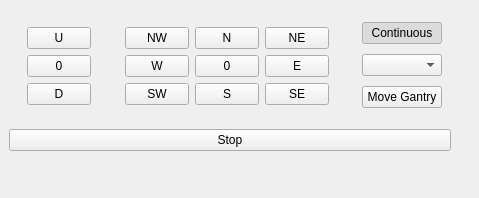
The window that Resources/jog.ui (mlampert/Machinekit-Workbench) describes before a commit, drawn with Qt 5.
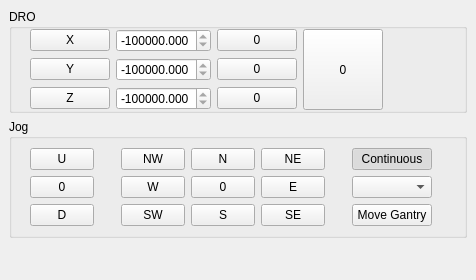
The same window after the commit.

```diff
--- a/Resources/jog.ui
+++ b/Resources/jog.ui
@@ -6,8 +6,8 @@
    <rect>
     <x>0</x>
     <y>0</y>
-    <width>479</width>
-    <height>198</height>
+    <width>476</width>
+    <height>280</height>
    </rect>
   </property>
   <property name="windowTitle">
@@ -15,16 +15,315 @@
   </property>
   <widget class="QWidget" name="dockWidgetContents">
    <layout class="QGridLayout" name="gridLayout_3">
+    <item row="3" column="0">
+     <spacer name="verticalSpacer">
+      <property name="orientation">
+       <enum>Qt::Vertical</enum>
+      </property>
+      <property name="sizeHint" stdset="0">
+       <size>
+        <width>20</width>
+        <height>40</height>
+       </size>
+      </property>
+     </spacer>
+    </item>
     <item row="0" column="0">
-     <widget class="QWidget" name="widget_3" native="true">
+     <widget class="QGroupBox" name="groupBox_2">
       <property name="sizePolicy">
-       <sizepolicy hsizetype="Fixed" vsizetype="Preferred">
+       <sizepolicy hsizetype="Minimum" vsizetype="Preferred">
         <horstretch>0</horstretch>
         <verstretch>0</verstretch>
        </sizepolicy>
       </property>
-      <layout class="QGridLayout" name="gridLayout_2">
+      <property name="title">
+       <string>DRO</string>
+      </property>
+      <property name="flat">
+       <bool>true</bool>
+      </property>
+      <layout class="QHBoxLayout" name="horizontalLayout">
+       <property name="topMargin">
+        <number>0</number>
+       </property>
+       <property name="bottomMargin">
+        <number>0</number>
+       </property>
+       <item>
+        <widget class="QWidget" name="widget_3" native="true">
+         <layout class="QGridLayout" name="gridLayout_5">
+          <property name="topMargin">
+           <number>0</number>
+          </property>
+          <property name="rightMargin">
+           <number>0</number>
+          </property>
+          <property name="bottomMargin">
+           <number>0</number>
+          </property>
+          <property name="verticalSpacing">
+           <number>6</number>
+          </property>
+          <item row="0" column="0">
+           <widget class="QPushButton" name="setX">
+            <property name="sizePolicy">
+             <sizepolicy hsizetype="Fixed" vsizetype="Fixed">
+              <horstretch>0</horstretch>
+              <verstretch>0</verstretch>
+             </sizepolicy>
+            </property>
+            <property name="font">
+             <font>
+              <pointsize>9</pointsize>
+             </font>
+            </property>
+            <property name="text">
+             <string>X</string>
+            </property>
+           </widget>
+          </item>
+          <item row="0" column="1">
+           <widget class="QDoubleSpinBox" name="posX">
+            <property name="font">
+             <font>
+              <pointsize>9</pointsize>
+             </font>
+            </property>
+            <property name="decimals">
+             <number>3</number>
+            </property>
+            <property name="minimum">
+             <double>-999999.998999999952503</double>
+            </property>
+            <property name="maximum">
+             <double>-999999.998999999952503</double>
+            </property>
+           </widget>
+          </item>
+          <item row="0" column="2">
+           <widget class="QPushButton" name="setX0">
+            <property name="sizePolicy">
+             <sizepolicy hsizetype="Preferred" vsizetype="Fixed">
+              <horstretch>0</horstretch>
+              <verstretch>0</verstretch>
+             </sizepolicy>
+            </property>
+            <property name="font">
+             <font>
+              <pointsize>9</pointsize>
+             </font>
+            </property>
+            <property name="text">
+             <string>0</string>
+            </property>
+           </widget>
+          </item>
+          <item row="1" column="0">
+           <widget class="QPushButton" name="setY">
+            <property name="sizePolicy">
+             <sizepolicy hsizetype="Fixed" vsizetype="Fixed">
+              <horstretch>0</horstretch>
+              <verstretch>0</verstretch>
+             </sizepolicy>
+            </property>
+            <property name="font">
+             <font>
+              <pointsize>9</pointsize>
+             </font>
+            </property>
+            <property name="text">
+             <string>Y</string>
+            </property>
+           </widget>
+          </item>
+          <item row="1" column="1">
+           <widget class="QDoubleSpinBox" name="posY">
+            <property name="font">
+             <font>
+              <pointsize>9</pointsize>
+             </font>
+            </property>
+            <property name="decimals">
+             <number>3</number>
+            </property>
+            <property name="minimum">
+             <double>-999999.998999999952503</double>
+            </property>
+            <property name="maximum">
+             <double>-999999.998999999952503</double>
+            </property>
+           </widget>
+          </item>
+          <item row="1" column="2">
+           <widget class="QPushButton" name="setY0">
+            <property name="sizePolicy">
+             <sizepolicy hsizetype="Preferred" vsizetype="Fixed">
+              <horstretch>0</horstretch>
+              <verstretch>0</verstretch>
+             </sizepolicy>
+            </property>
+            <property name="font">
+             <font>
+              <pointsize>9</pointsize>
+             </font>
+            </property>
+            <property name="text">
+             <string>0</string>
+            </property>
+           </widget>
+          </item>
+          <item row="2" column="0">
+           <widget class="QPushButton" name="setZ">
+            <property name="sizePolicy">
+             <sizepolicy hsizetype="Fixed" vsizetype="Fixed">
+              <horstretch>0</horstretch>
+              <verstretch>0</verstretch>
+             </sizepolicy>
+            </property>
+            <property name="font">
+             <font>
+              <pointsize>9</pointsize>
+             </font>
+            </property>
+            <property name="text">
+             <string>Z</string>
+            </property>
+           </widget>
+          </item>
+          <item row="2" column="1">
+           <widget class="QDoubleSpinBox" name="posZ">
+            <property name="font">
+             <font>
+              <pointsize>9</pointsize>
+             </font>
+            </property>
+            <property name="decimals">
+             <number>3</number>
+            </property>
+            <property name="minimum">
+             <double>-999999.998999999952503</double>
+            </property>
+            <property name="maximum">
+             <double>-999999.998999999952503</double>
+            </property>
+           </widget>
+          </item>
+          <item row="2" column="2">
+           <widget class="QPushButton" name="setZ0">
+            <property name="sizePolicy">
+             <sizepolicy hsizetype="Preferred" vsizetype="Fixed">
+              <horstretch>0</horstretch>
+              <verstretch>0</verstretch>
+             </sizepolicy>
+            </property>
+            <property name="font">
+             <font>
+              <pointsize>9</pointsize>
+             </font>
+            </property>
+            <property name="text">
+             <string>0</string>
+            </property>
+           </widget>
+          </item>
+         </layout>
+        </widget>
+       </item>
+       <item>
+        <widget class="QWidget" name="widget_5" native="true">
+         <layout class="QVBoxLayout" name="verticalLayout_3">
+          <property name="spacing">
+           <number>0</number>
+          </property>
+          <property name="margin">
+           <number>0</number>
+          </property>
+          <item>
+           <widget class="QPushButton" name="setXYZ0">
+            <property name="sizePolicy">
+             <sizepolicy hsizetype="Minimum" vsizetype="Expanding">
+              <horstretch>0</horstretch>
+              <verstretch>0</verstretch>
+             </sizepolicy>
+            </property>
+            <property name="text">
+             <string>0</string>
+            </property>
+           </widget>
+          </item>
+         </layout>
+        </widget>
+       </item>
+       <item>
+        <spacer name="horizontalSpacer_3">
+         <property name="orientation">
+          <enum>Qt::Horizontal</enum>
+         </property>
+         <property name="sizeHint" stdset="0">
+          <size>
+           <width>40</width>
+           <height>20</height>
+          </size>
+         </property>
+        </spacer>
+       </item>
+      </layout>
+     </widget>
+    </item>
+    <item row="1" column="0">
+     <widget class="QGroupBox" name="groupBox">
+      <property name="title">
+       <string>Jog</string>
+      </property>
+      <property name="flat">
+       <bool>true</bool>
+      </property>
+      <property name="checkable">
+       <bool>false</bool>
+      </property>
+      <layout class="QGridLayout" name="gridLayout_4">
+       <property name="topMargin">
+        <number>0</number>
+       </property>
+       <property name="bottomMargin">
+        <number>0</number>
+       </property>
+       <property name="horizontalSpacing">
+        <number>9</number>
+       </property>
        <item row="0" column="2">
+        <widget class="QWidget" name="widget_4" native="true">
+         <layout class="QVBoxLayout" name="verticalLayout_2">
+          <item>
+           <widget class="QPushButton" name="jogContinuous">
+            <property name="text">
+             <string>Continuous</string>
+            </property>
+            <property name="checkable">
+             <bool>true</bool>
+            </property>
+            <property name="checked">
+             <bool>true</bool>
+            </property>
+           </widget>
+          </item>
+          <item>
+           <widget class="QComboBox" name="jogDistance"/>
+          </item>
+          <item>
+           <widget class="QPushButton" name="jogGoto">
+            <property name="text">
+             <string>Move Gantry</string>
+            </property>
+            <property name="checkable">
+             <bool>true</bool>
+            </property>
+           </widget>
+          </item>
+         </layout>
+        </widget>
+       </item>
+       <item row="0" column="1">
         <widget class="QWidget" name="widget_2" native="true">
          <layout class="QGridLayout" name="gridLayout">
           <item row="0" column="2">
@@ -264,17 +563,14 @@
          </layout>
         </widget>
        </item>
-       <item row="0" column="1">
-        <spacer name="horizontalSpacer">
+       <item row="0" column="3">
+        <spacer name="horizontalSpacer_2">
          <property name="orientation">
           <enum>Qt::Horizontal</enum>
          </property>
-         <property name="sizeType">
-          <enum>QSizePolicy::MinimumExpanding</enum>
-         </property>
          <property name="sizeHint" stdset="0">
           <size>
-           <width>10</width>
+           <width>0</width>
            <height>20</height>
           </size>
          </property>
@@ -283,71 +579,6 @@
       </layout>
      </widget>
     </item>
-    <item row="2" column="0">
-     <spacer name="verticalSpacer">
-      <property name="orientation">
-       <enum>Qt::Vertical</enum>
-      </property>
-      <property name="sizeHint" stdset="0">
-       <size>
-        <width>20</width>
-        <height>40</height>
-       </size>
-      </property>
-     </spacer>
-    </item>
-    <item row="0" column="1">
-     <widget class="QWidget" name="widget_4" native="true">
-      <layout class="QVBoxLayout" name="verticalLayout_2">
-       <item>
-        <widget class="QPushButton" name="jogContinuous">
-         <property name="text">
-          <string>Continuous</string>
-         </property>
-         <property name="checkable">
-          <bool>true</bool>
-         </property>
-         <property name="checked">
-          <bool>true</bool>
-         </property>
-        </widget>
-       </item>
-       <item>
-        <widget class="QComboBox" name="jogDistance"/>
-       </item>
-       <item>
-        <widget class="QPushButton" name="jogGoto">
-         <property name="text">
-          <string>Move Gantry</string>
-         </property>
-         <property name="checkable">
-          <bool>true</bool>
-         </property>
-        </widget>
-       </item>
-      </layout>
-     </widget>
-    </item>
-    <item row="1" column="0" colspan="2">
-     <widget class="QPushButton" name="jogStop">
-      <property name="text">
-       <string>Stop</string>
-      </property>
-     </widget>
-    </item>
-    <item row="0" column="2">
-     <spacer name="horizontalSpacer_2">
-      <property name="orientation">
-       <enum>Qt::Horizontal</enum>
-      </property>
-      <property name="sizeHint" stdset="0">
-       <size>
-        <width>0</width>
-        <height>20</height>
-       </size>
-      </property>
-     </spacer>
-    </item>
    </layout>
   </widget>
  </widget>
```
